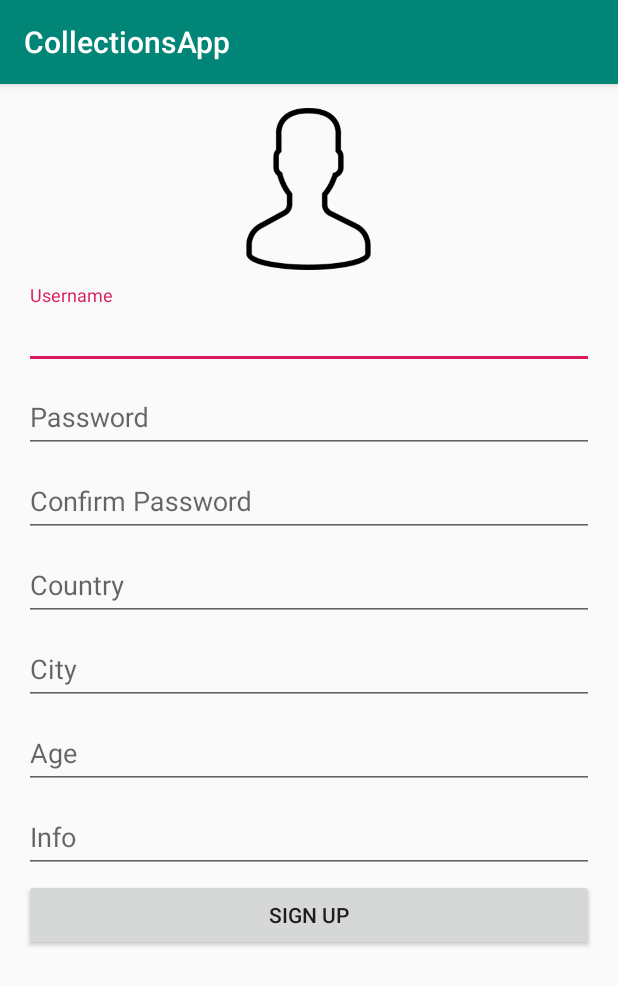
After one commit to DariyaBaletskaya/collections-client, an Android app: the UserAddActivity screen opened directly, with no data from a screen before it, on a phone screen of 412 x 824 dp. The commit adds this screen. Shown: the top 985 px of the screen. Run offline under Robolectric (Android 15) with nearby library versions, the phone set to English and light mode, and no system bars.

Commit message:
moved collections list to the main screen, added UserAddActivity with validation for text inputs

```diff
--- a/app/build.gradle
+++ b/app/build.gradle
@@ -25,6 +25,10 @@ android {
         exclude 'META-INF/license.txt'
         exclude 'META-INF/notice.txt'
     }
+    compileOptions {
+        sourceCompatibility = '1.8'
+        targetCompatibility = '1.8'
+    }
 }
 
 dependencies {
@@ -44,4 +48,5 @@ dependencies {
     implementation 'com.fasterxml.jackson.core:jackson-databind:2.4.1'
     implementation 'org.springframework.android:spring-android-rest-template:2.0.0.M3'
 
+
 }
--- /dev/null
+++ b/app/src/main/java/onpu/pnit/collectionsclient/activity/UserAddActivity.java
@@ -0,0 +1,90 @@
+package onpu.pnit.collectionsclient.activity;
+
+import android.content.Context;
+import android.os.Bundle;
+import android.view.View;
+import android.view.inputmethod.InputMethodManager;
+import android.widget.Button;
+import android.widget.Toast;
+
+import com.google.android.material.textfield.TextInputLayout;
+
+import java.util.regex.Matcher;
+import java.util.regex.Pattern;
+
+import androidx.appcompat.app.AppCompatActivity;
+import onpu.pnit.collectionsclient.R;
+
+public class UserAddActivity extends AppCompatActivity {
+    private static final String EMAIL_PATTERN = "^[a-zA-Z0-9#_~!$&'()*+,;=:.\"(),:;<>@\\[\\]\\\\]+@[a-zA-Z0-9-]+(\\.[a-zA-Z0-9-]+)*$";
+    private static final String AGE_PATTERN = "[0-9]*";
+    private Pattern patternEmail = Pattern.compile(EMAIL_PATTERN);
+    private Pattern patternAge = Pattern.compile(AGE_PATTERN);
+    private Matcher matcher;
+    @Override
+    protected void onCreate(Bundle savedInstanceState) {
+        super.onCreate(savedInstanceState);
+
+        setContentView(R.layout.user_add);
+
+        TextInputLayout usernameWrapper = (TextInputLayout) findViewById(R.id.usernameWrapper);
+        usernameWrapper.setHint("Username");
+        TextInputLayout passwordWrapper = (TextInputLayout) findViewById(R.id.passwordWrapper);
+        passwordWrapper.setHint("Password");
+        TextInputLayout confirmPasswordWrapper = (TextInputLayout) findViewById(R.id.confirmPasswordWrapper);
+        confirmPasswordWrapper.setHint("Confirm Password");
+        TextInputLayout countryWrapper = (TextInputLayout) findViewById(R.id.countryWrapper);
+        countryWrapper.setHint("Country");
+        TextInputLayout cityWrapper = (TextInputLayout) findViewById(R.id.cityWrapper);
+        cityWrapper.setHint("City");
+        TextInputLayout ageWrapper = (TextInputLayout) findViewById(R.id.ageWrapper);
+        ageWrapper.setHint("Age");
+        TextInputLayout userInfoWrapper = (TextInputLayout) findViewById(R.id.userInfoWrapper);
+        userInfoWrapper.setHint("Info");
+
+        Button signUpBtn = (Button) findViewById(R.id.sign_up);
+        signUpBtn.setOnClickListener(v->{
+            String username = usernameWrapper.getEditText().getText().toString();
+            String password = passwordWrapper.getEditText().getText().toString();
+            String confirmPassword = confirmPasswordWrapper.getEditText().getText().toString();
+            String age = ageWrapper.getEditText().getText().toString();
+
+            if(!validateEmail(username)) {
+                usernameWrapper.setError("Not a valid email address!");
+            } else if(!validatePassword(password, confirmPassword)){
+                passwordWrapper.setError("Passwords must be equal");
+            } else if(!validateAge(age)) {
+                passwordWrapper.setError("Not a valid age!");
+            } else {
+                usernameWrapper.setErrorEnabled(false);
+                passwordWrapper.setErrorEnabled(false);
+                doLogin();
+            }
+
+        });
+    }
+
+    private boolean validateEmail(String email) {
+        matcher = patternEmail.matcher(email);
+        return matcher.matches();
+    }
+
+    public boolean validatePassword(String password, String confirm) {
+        return password.length() > 5 && password.length()<16 && password.equals(confirm);
+    }
+    private boolean validateAge(String age) {
+        matcher = patternAge.matcher(age);
+        if(matcher.matches()) {
+            if(Integer.parseInt(age) > 0 && Integer.parseInt(age) < 110) {
+                return true;
+            }
+        }
+
+        return false;
+    }
+
+    public void doLogin() {
+        Toast.makeText(getApplicationContext(), "I'm performing signup.", Toast.LENGTH_SHORT).show();
+        // TODO: коннект с БД
+    }
+}
--- a/app/src/main/res/layout/app_bar_main.xml
+++ b/app/src/main/res/layout/app_bar_main.xml
@@ -20,13 +20,15 @@
 
     </com.google.android.material.appbar.AppBarLayout>
 
-    <include layout="@layout/content_main" />
+    <include layout="@layout/collection_list" />
+
     <com.google.android.material.floatingactionbutton.FloatingActionButton
         android:id="@+id/fab"
         android:layout_width="wrap_content"
         android:layout_height="wrap_content"
         android:layout_gravity="bottom|end"
         android:layout_margin="@dimen/fab_margin"
-        app:srcCompat="@android:drawable/ic_dialog_email" />
+        app:backgroundTint="@color/colorPrimaryDark"
+        app:srcCompat="@drawable/ic_plus" />
 
 </androidx.coordinatorlayout.widget.CoordinatorLayout>
--- /dev/null
+++ b/app/src/main/res/layout/user_add.xml
@@ -0,0 +1,121 @@
+<LinearLayout xmlns:android="http://schemas.android.com/apk/res/android"
+    xmlns:app="http://schemas.android.com/apk/res-auto"
+    xmlns:tools="http://schemas.android.com/tools"
+    android:layout_width="match_parent"
+    android:layout_height="match_parent"
+    android:orientation="vertical"
+    android:padding="@dimen/activity_horizontal_margin">
+
+
+    <FrameLayout
+        android:layout_width="151dp"
+        android:layout_height="118dp"
+        android:layout_gravity="center">
+
+        <ImageView
+            android:id="@+id/user_photo"
+            android:layout_width="match_parent"
+            android:layout_height="match_parent"
+            android:layout_marginBottom="10dp"
+            android:contentDescription="user photo"
+            app:srcCompat="@drawable/ic_menu_profile" />
+    </FrameLayout>
+    <com.google.android.material.textfield.TextInputLayout
+        android:id="@+id/usernameWrapper"
+        android:layout_width="match_parent"
+        android:layout_height="wrap_content">
+
+        <com.google.android.material.textfield.TextInputEditText
+            android:id="@+id/username"
+            android:layout_width="match_parent"
+            android:layout_height="wrap_content"
+            android:hint="Username"
+            android:inputType="textEmailAddress" />
+    </com.google.android.material.textfield.TextInputLayout>
+
+    <com.google.android.material.textfield.TextInputLayout
+        android:id="@+id/passwordWrapper"
+        android:layout_width="match_parent"
+        android:layout_height="wrap_content">
+
+        <com.google.android.material.textfield.TextInputEditText
+            android:id="@+id/password"
+            android:layout_width="match_parent"
+            android:layout_height="wrap_content"
+            android:hint="Password"
+            android:inputType="textPassword" />
+        </com.google.android.material.textfield.TextInputLayout>
+
+    <com.google.android.material.textfield.TextInputLayout
+        android:id="@+id/confirmPasswordWrapper"
+        android:layout_width="match_parent"
+        android:layout_height="wrap_content">
+
+        <com.google.android.material.textfield.TextInputEditText
+            android:id="@+id/confirm_password"
+            android:layout_width="match_parent"
+            android:layout_height="wrap_content"
+            android:hint="Confirm Password"
+            android:inputType="textPassword" />
+    </com.google.android.material.textfield.TextInputLayout>
+
+    <com.google.android.material.textfield.TextInputLayout
+        android:id="@+id/countryWrapper"
+        android:layout_width="match_parent"
+        android:layout_height="wrap_content">
+
+        <com.google.android.material.textfield.TextInputEditText
+            android:id="@+id/country"
+            android:layout_width="match_parent"
+            android:layout_height="wrap_content"
+            android:hint="Country"
+            android:inputType="textAutoComplete" />
+    </com.google.android.material.textfield.TextInputLayout>
+
+    <com.google.android.material.textfield.TextInputLayout
+        android:id="@+id/cityWrapper"
+        android:layout_width="match_parent"
+        android:layout_height="wrap_content">
+
+        <com.google.android.material.textfield.TextInputEditText
+            android:id="@+id/city"
+            android:layout_width="match_parent"
+            android:layout_height="wrap_content"
+            android:hint="City"
+            android:inputType="textAutoComplete" />
+    </com.google.android.material.textfield.TextInputLayout>
+
+    <com.google.android.material.textfield.TextInputLayout
+        android:id="@+id/ageWrapper"
+        android:layout_width="match_parent"
+        android:layout_height="wrap_content">
+
+        <com.google.android.material.textfield.TextInputEditText
+            android:id="@+id/age"
+            android:layout_width="match_parent"
+            android:layout_height="wrap_content"
+            android:hint="Age"
+            android:inputType="number|textAutoComplete" />
+    </com.google.android.material.textfield.TextInputLayout>
+
+    <com.google.android.material.textfield.TextInputLayout
+        android:id="@+id/userInfoWrapper"
+        android:layout_width="match_parent"
+        android:layout_height="wrap_content">
+
+        <com.google.android.material.textfield.TextInputEditText
+            android:id="@+id/user_info"
+            android:layout_width="match_parent"
+            android:layout_height="wrap_content"
+            android:hint="Info"
+            android:inputType="textShortMessage|textAutoComplete" />
+    </com.google.android.material.textfield.TextInputLayout>
+
+    <Button
+        android:id="@+id/sign_up"
+        android:layout_width="match_parent"
+        android:layout_height="wrap_content"
+        android:layout_marginTop="4dp"
+        android:text="@string/sign_up" />
+
+</LinearLayout>
--- a/app/src/main/res/values/strings.xml
+++ b/app/src/main/res/values/strings.xml
@@ -29,4 +29,5 @@
     <string name="remove_from_favourites">Remove from favourites</string>
     <string name="edit">Edit</string>
     <string name="delete">Delete</string>
+    <string name="sign_up">Sign up</string>
 </resources>
```
Also changed, not shown: app/src/main/AndroidManifest.xml (+5 -2 lines), app/src/main/java/onpu/pnit/collectionsclient/activity/CollectionList.java (deleted, +0 -49 lines), app/src/main/java/onpu/pnit/collectionsclient/activity/CollectionListActivity.java (added, +49 -0 lines), app/src/main/java/onpu/pnit/collectionsclient/activity/MainActivity.java (+35 -8 lines), app/src/main/res/layout/content_main.xml (deleted, +0 -21 lines), app/src/main/res/drawable-v21/ic_plus.png (added).
